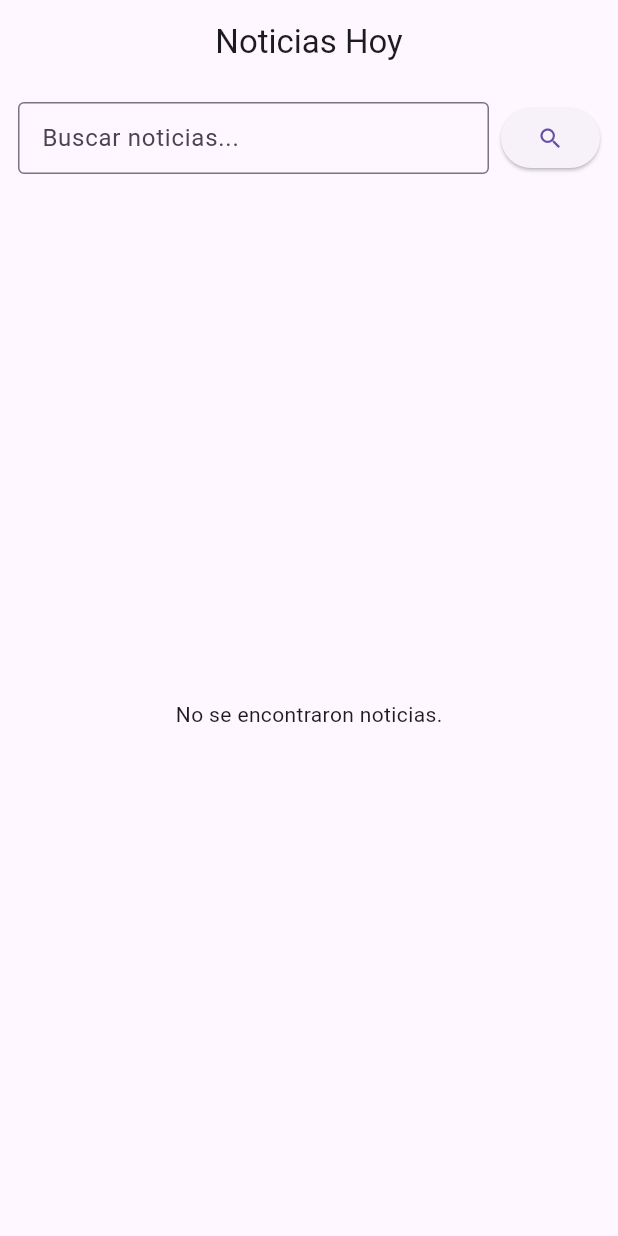
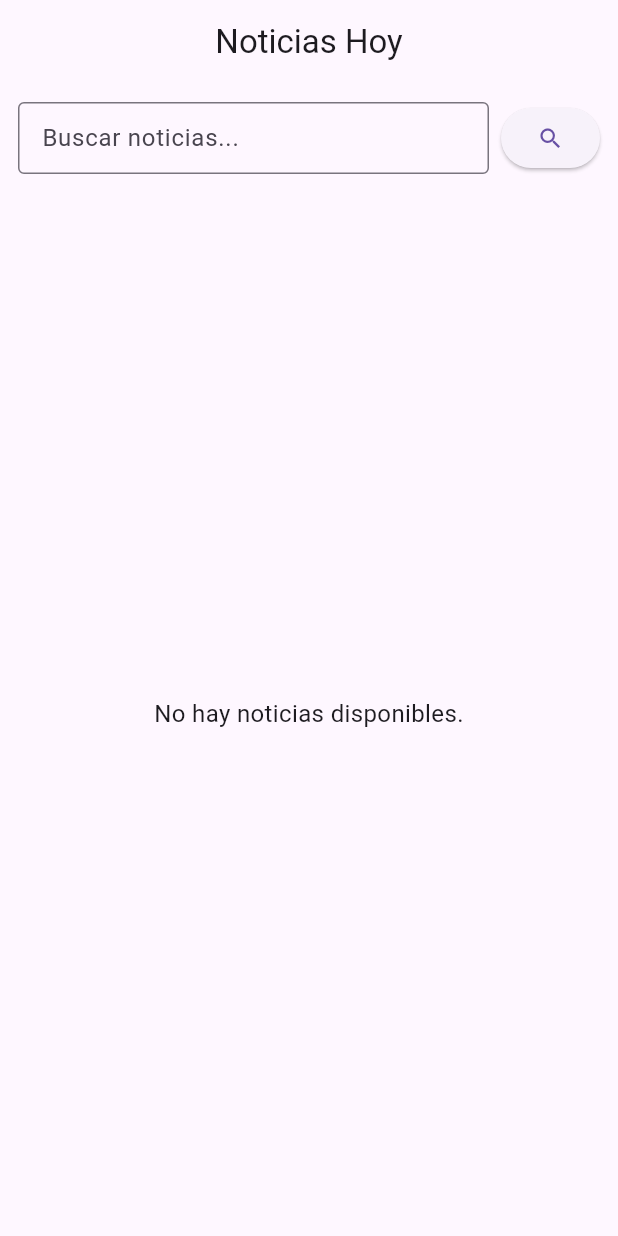
Before and after one commit to Ezdras01/Noticias, a Flutter app: the screen it shows after launch, on a phone screen of 412 x 824 dp. Run offline on Flutter 3.47's test engine with Material 3 defaults, Android fonts, the light colour scheme and no system bars; network calls fail.

Commit message:
FEAT:MENSAJE SI NO HAY NOTICIAS, Y MOSTRAR EL HISTORIAL DE BUSQEUDA

```diff
--- a/lib/screens/home_screen.dart
+++ b/lib/screens/home_screen.dart
@@ -100,6 +100,24 @@ Widget build(BuildContext context) {
                     onSubmitted: (value) => _loadNews(query: value),
                   ),
                 ),
+                if (_searchHistory.isNotEmpty)
+                  SizedBox(
+                    height: 40,
+                    child: ListView.separated(
+                      scrollDirection: Axis.horizontal,
+                      padding: const EdgeInsets.symmetric(horizontal: 12),
+                      itemCount: _searchHistory.length,
+                      separatorBuilder: (_, __) => const SizedBox(width: 8),
+                      itemBuilder: (context, index) {
+                        final term = _searchHistory[index];
+                        return ActionChip(
+                          label: Text(term),
+                          onPressed: () => _loadNews(query: term),
+                        );
+                      },
+                    ),
+                  ),
+
                 const SizedBox(width: 8),
                 ElevatedButton(
                   onPressed: () => _loadNews(query: _searchController.text),
@@ -108,13 +126,20 @@ Widget build(BuildContext context) {
               ],
             ),
           ),
-
         // Lista o loading
           Expanded(
             child: _isLoading
                 ? const Center(child: CircularProgressIndicator())
                 : _articles.isEmpty
-                  ? const Center(child: Text('No se encontraron noticias.'))
+                ? Center(
+                    child: Text(
+                      _lastQuery == null || _lastQuery!.isEmpty
+                          ? 'No hay noticias disponibles.'
+                          : 'No se encontraron noticias para "${_lastQuery!}".',
+                      textAlign: TextAlign.center,
+                      style: const TextStyle(fontSize: 16),
+                    ),
+                  )
                 : ListView.builder(
                     itemCount: _articles.length,
                     itemBuilder: (context, index) {
```
Lines whose indentation alone changed are shown as unchanged.
